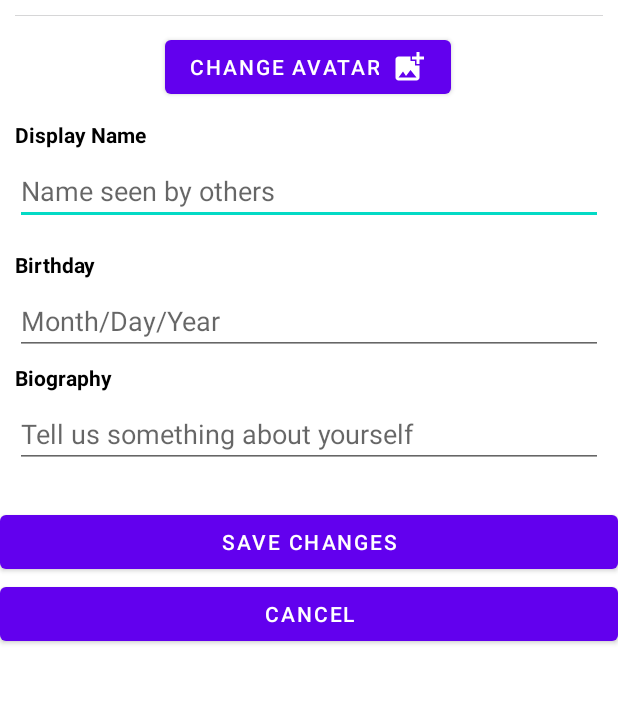
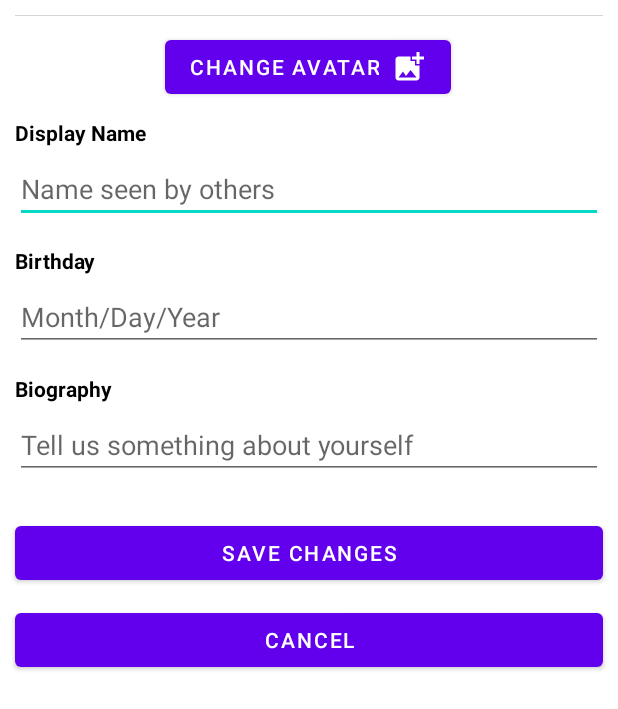
Before and after one commit to Mike-D-Langdon/Project3, an Android app: the layout fragment_user_settings.xml on its own in the app's theme, with its tools: preview values and no code run, on a phone screen of 412 x 824 dp. Shown: the top 709 px of the screen. Run offline under Robolectric (Android 15) with nearby library versions, the light colour scheme and no system bars.

Commit message:
Updated files

```diff
--- a/app/src/main/res/layout/fragment_user_settings.xml
+++ b/app/src/main/res/layout/fragment_user_settings.xml
@@ -31,18 +31,20 @@
                 android:layout_marginStart="110dp"
                 android:layout_marginLeft="110dp"
                 android:layout_marginTop="10dp"
+                android:layout_marginEnd="110dp"
+                android:layout_marginRight="110dp"
                 android:drawableEnd="@drawable/ic_baseline_add_photo_alternate_24"
+                android:drawableRight="@drawable/ic_baseline_add_photo_alternate_24"
                 android:drawablePadding="2dp"
                 android:text="@string/change_avatar"
-                android:textSize="14sp"
-                android:drawableRight="@drawable/ic_baseline_add_photo_alternate_24" />
+                android:textSize="14sp" />
 
             <TextView
                 android:id="@+id/tv_display_name"
                 android:layout_width="match_parent"
                 android:layout_height="wrap_content"
                 android:layout_marginStart="10dp"
-                android:layout_marginTop="11dp"
+                android:layout_marginTop="10dp"
                 android:layout_marginEnd="10dp"
                 android:layout_marginBottom="5dp"
                 android:text="@string/display_name"
@@ -67,7 +69,7 @@
                 android:layout_width="match_parent"
                 android:layout_height="wrap_content"
                 android:layout_marginStart="10dp"
-                android:layout_marginTop="11dp"
+                android:layout_marginTop="10dp"
                 android:layout_marginEnd="10dp"
                 android:layout_marginBottom="5dp"
                 android:text="@string/birthday"
@@ -92,6 +94,7 @@
                 android:layout_width="match_parent"
                 android:layout_height="wrap_content"
                 android:layout_marginStart="10dp"
+                android:layout_marginTop="10dp"
                 android:layout_marginEnd="10dp"
                 android:layout_marginBottom="5dp"
                 android:text="@string/biography"
@@ -115,13 +118,22 @@
                 android:id="@+id/btn_save"
                 android:layout_width="match_parent"
                 android:layout_height="wrap_content"
+                android:layout_marginStart="10dp"
+                android:layout_marginLeft="10dp"
                 android:layout_marginTop="20dp"
+                android:layout_marginEnd="10dp"
+                android:layout_marginRight="10dp"
                 android:text="@string/save_changes" />
 
             <Button
                 android:id="@+id/btn_cancel"
                 android:layout_width="match_parent"
                 android:layout_height="wrap_content"
+                android:layout_marginStart="10dp"
+                android:layout_marginLeft="10dp"
+                android:layout_marginTop="10dp"
+                android:layout_marginEnd="10dp"
+                android:layout_marginRight="10dp"
                 android:text="@android:string/cancel" />
 
         </LinearLayout>
--- a/app/src/main/res/menu/menu_bottom_navigation.xml
+++ b/app/src/main/res/menu/menu_bottom_navigation.xml
@@ -20,6 +20,6 @@
     <item
         android:id="@+id/action_settings"
         android:icon="@drawable/ic_outline_settings_30"
-        android:title="@string/chat"
+        android:title="@string/settings"
         app:showAsAction="ifRoom" />
 </menu>
--- a/app/src/main/res/values/strings.xml
+++ b/app/src/main/res/values/strings.xml
@@ -9,8 +9,7 @@
     <string name="home">Home</string>
     <string name="search">Search</string>
     <string name="compose">Compose</string>
-    <string name="chat">Chat</string>
-    <string name="notifications">Notifications</string>
+    <string name="settings">Settings</string>
     <string name="login">Login</string>
     <string name="avatar">Avatar</string>
     <string name="gallery_preview">Gallery Preview</string>
```
